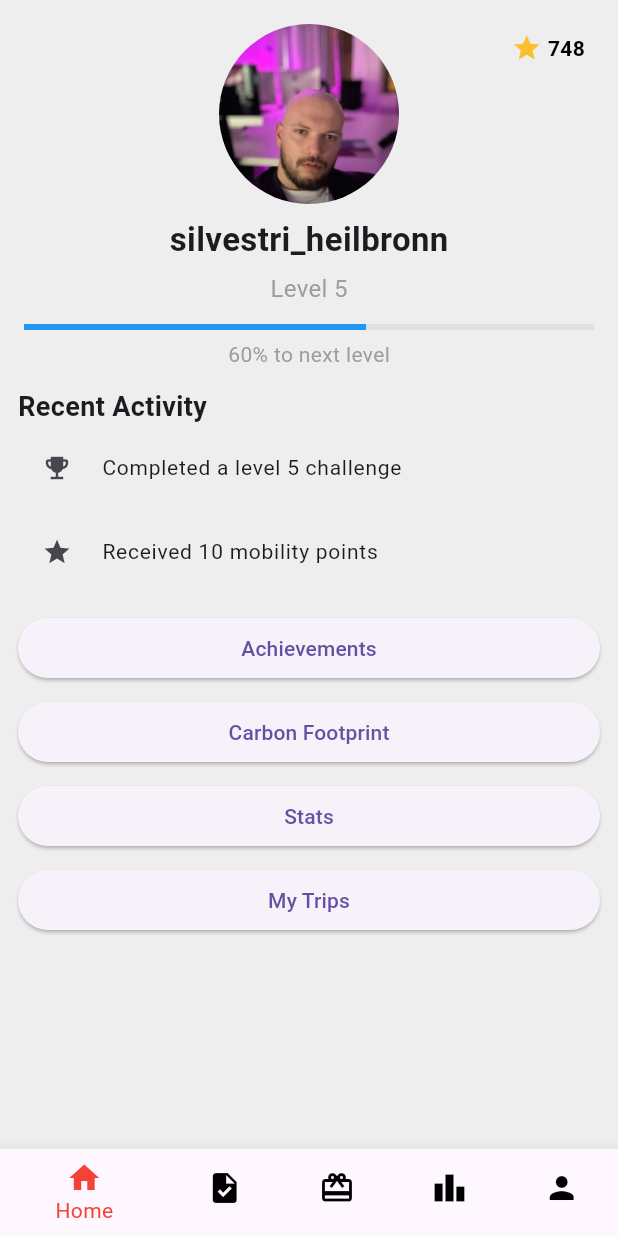
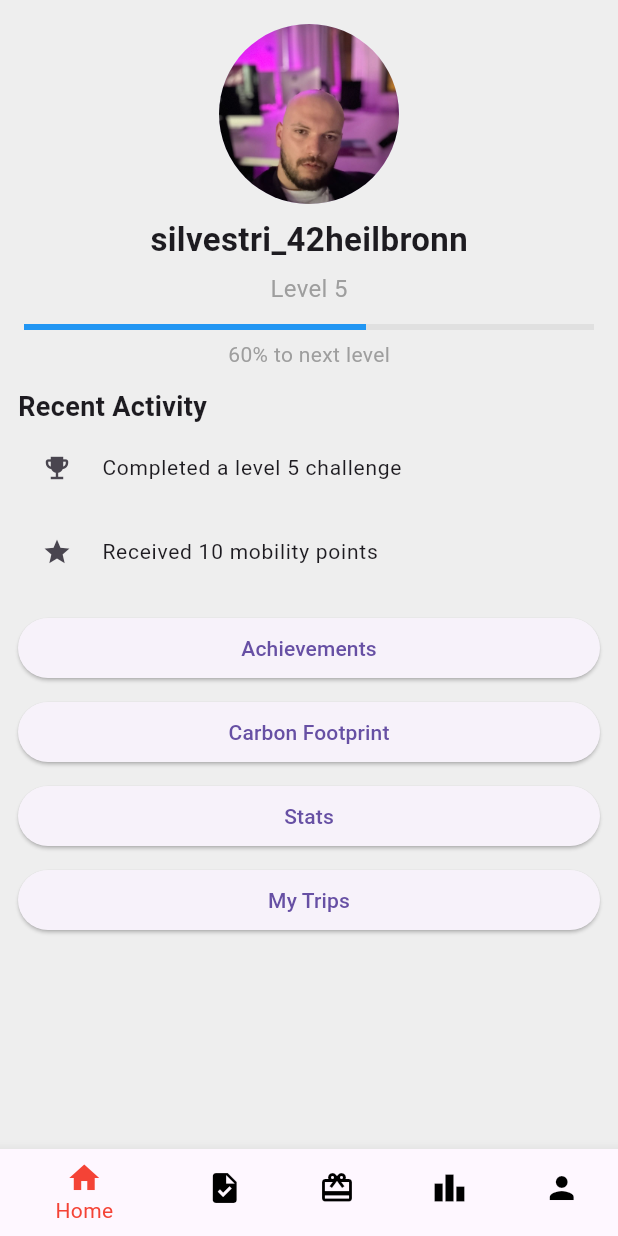
Before and after one commit to silndoj/FutureCity2024, a Flutter app: the screen it shows after launch, on a phone screen of 412 x 824 dp. Run offline on Flutter 3.47's test engine with Material 3 defaults, Android fonts, the phone set to English and light mode, and no system bars; our stand-ins replace flutter_svg.

Commit message:
small change

```diff
--- a/flutter_application_1/lib/pages/home.dart
+++ b/flutter_application_1/lib/pages/home.dart
@@ -28,7 +28,7 @@ class Home extends StatelessWidget {
                       ),
                       SizedBox(height: 8), // Reduced space
                       Text(
-                        'silvestri_heilbronn',
+                        'silvestri_42heilbronn',
                         style: TextStyle(fontSize: 22, fontWeight: FontWeight.bold), // Reduced font size
                       ),
                       SizedBox(height: 6), // Reduced space
@@ -48,24 +48,6 @@ class Home extends StatelessWidget {
                         style: TextStyle(fontSize: 14, color: Colors.grey), // Reduced font size
                       ),
                     ],
-                  ),
-                  Positioned(
-                    top: 6,
-                    right: 6,
-                    child: Row(
-                      children: [
-                        Icon(
-                          Icons.star,
-                          color: Colors.yellow[700],
-                          size: 20, // Reduced icon size
-                        ),
-                        SizedBox(width: 4),
-                        Text(
-                          '748',
-                          style: TextStyle(fontSize: 14, fontWeight: FontWeight.bold, color: Colors.black), // Reduced font size
-                        ),
-                      ],
-                    ),
                   ),
                 ],
               ),
--- a/flutter_application_1/lib/pages/leaderboard.dart
+++ b/flutter_application_1/lib/pages/leaderboard.dart
@@ -154,7 +154,7 @@ Widget leaderboardList(List<Map<String, String>> data) {
   // Sample data for City Leaderboard
   final List<Map<String, String>> cityLeaderboardData = const [
     {'rank': '1', 'name': 'hans_müller', 'score': '1450', 'image': 'assets/images/1.jpg'},
-    {'rank': '2', 'name': 'silvestri_heilbronn', 'score': '1400', 'image': 'assets/images/silvi.jpg'},
+    {'rank': '2', 'name': 'silvestri_42heilbronn', 'score': '1400', 'image': 'assets/images/silvi.jpg'},
     {'rank': '3', 'name': 'peter_1wagner', 'score': '1350', 'image': 'assets/images/10.jpg'},
     {'rank': '4', 'name': 'sophie_fischer', 'score': '1300', 'image': 'assets/images/4.jpg'},
     {'rank': '5', 'name': 'lukas_weber', 'score': '1250', 'image': 'assets/images/5.jpg'},
@@ -169,7 +169,7 @@ Widget leaderboardList(List<Map<String, String>> data) {
 
   // Sample`` data for Friends Leaderboard
   final List<Map<String, String>> friendsLeaderboardData = const [
-    {'rank': '1', 'name': 'silvestri_heilbronn', 'score': '1400', 'image': 'assets/images/silvi.jpg'},
-    {'rank': '2', 'name': 'emil_heilbronn', 'score': '1225', 'image': 'assets/images/emil.jpg'},
+    {'rank': '1', 'name': 'silvestri_42heilbronn', 'score': '1400', 'image': 'assets/images/silvi.jpg'},
+    {'rank': '2', 'name': 'emil_42heilbronn', 'score': '1225', 'image': 'assets/images/emil.jpg'},
   ];
 }
```
